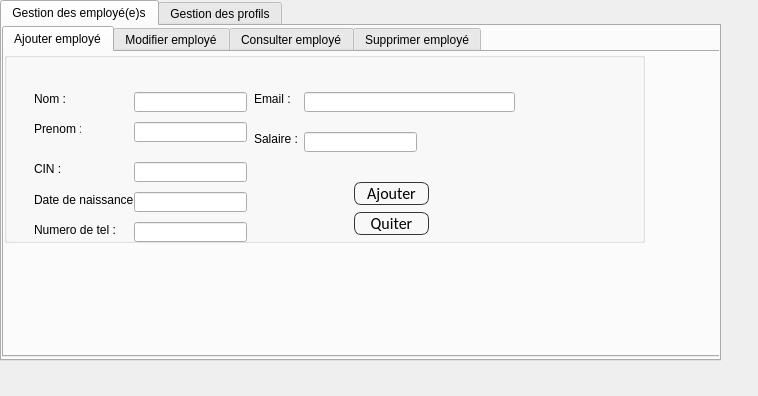
Qt form gest_emp_auth.ui (ahmedmanaa21/Projet2A10_SmartCinema) before a commit.
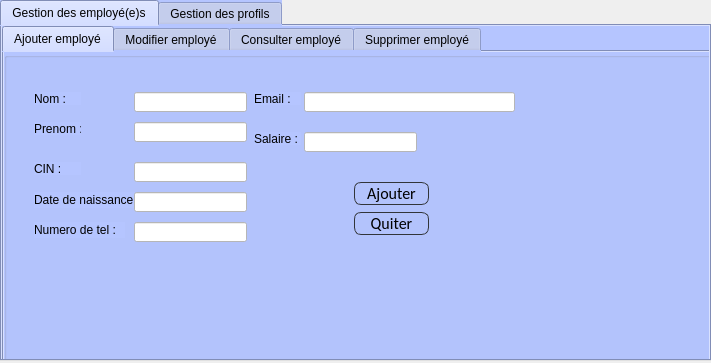
The same form after that commit. The open tabs and pages were chosen to show the change.

The edit to the form file:
```diff
--- a/gest_emp_auth.ui
+++ b/gest_emp_auth.ui
@@ -6,8 +6,8 @@
    <rect>
     <x>0</x>
     <y>0</y>
-    <width>758</width>
-    <height>396</height>
+    <width>711</width>
+    <height>363</height>
    </rect>
   </property>
   <property name="windowTitle">
@@ -18,10 +18,13 @@
     <rect>
      <x>0</x>
      <y>0</y>
-     <width>721</width>
+     <width>711</width>
      <height>361</height>
     </rect>
    </property>
+   <property name="styleSheet">
+    <string notr="true">background-color: rgb(181, 197, 255);</string>
+   </property>
    <property name="currentIndex">
     <number>0</number>
    </property>
@@ -35,9 +38,13 @@
        <x>0</x>
        <y>0</y>
        <width>721</width>
-       <height>331</height>
+       <height>361</height>
       </rect>
      </property>
+     <property name="styleSheet">
+      <string notr="true">background-color: rgb(181, 197, 255);
+</string>
+     </property>
      <property name="currentIndex">
       <number>0</number>
      </property>
@@ -50,10 +57,13 @@
         <rect>
          <x>0</x>
          <y>0</y>
-         <width>641</width>
-         <height>191</height>
+         <width>721</width>
+         <height>311</height>
         </rect>
        </property>
+       <property name="styleSheet">
+        <string notr="true">background-color: rgb(181, 197, 255);</string>
+       </property>
        <property name="title">
         <string/>
        </property>
@@ -131,6 +141,9 @@
           <height>20</height>
          </rect>
         </property>
+        <property name="styleSheet">
+         <string notr="true">background-color: rgb(255, 255, 255);</string>
+        </property>
        </widget>
        <widget class="QLineEdit" name="lineEdit_prenom">
         <property name="geometry">
@@ -141,6 +154,9 @@
           <height>20</height>
          </rect>
         </property>
+        <property name="styleSheet">
+         <string notr="true">background-color: rgb(255, 255, 255);</string>
+        </property>
        </widget>
        <widget class="QLineEdit" name="lineEdit_cin">
         <property name="geometry">
@@ -151,6 +167,9 @@
           <height>20</height>
          </rect>
         </property>
+        <property name="styleSheet">
+         <string notr="true">background-color: rgb(255, 255, 255);</string>
+        </property>
         <property name="maxLength">
          <number>8</number>
         </property>
@@ -164,6 +183,9 @@
           <height>20</height>
          </rect>
         </property>
+        <property name="styleSheet">
+         <string notr="true">background-color: rgb(255, 255, 255);</string>
+        </property>
         <property name="maxLength">
          <number>8</number>
         </property>
@@ -270,6 +292,9 @@
           <height>20</height>
          </rect>
         </property>
+        <property name="styleSheet">
+         <string notr="true">background-color: rgb(255, 255, 255);</string>
+        </property>
        </widget>
        <widget class="QLabel" name="label_16">
         <property name="geometry">
@@ -293,6 +318,9 @@
           <height>20</height>
          </rect>
         </property>
+        <property name="styleSheet">
+         <string notr="true">background-color: rgb(255, 255, 255);</string>
+        </property>
        </widget>
        <widget class="QLineEdit" name="lineEdit_date">
         <property name="geometry">
@@ -303,6 +331,9 @@
           <height>20</height>
          </rect>
         </property>
+        <property name="styleSheet">
+         <string notr="true">background-color: rgb(255, 255, 255);</string>
+        </property>
        </widget>
       </widget>
      </widget>
```
Left out of the diff: 123 changed lines with no effect on the pictures.
